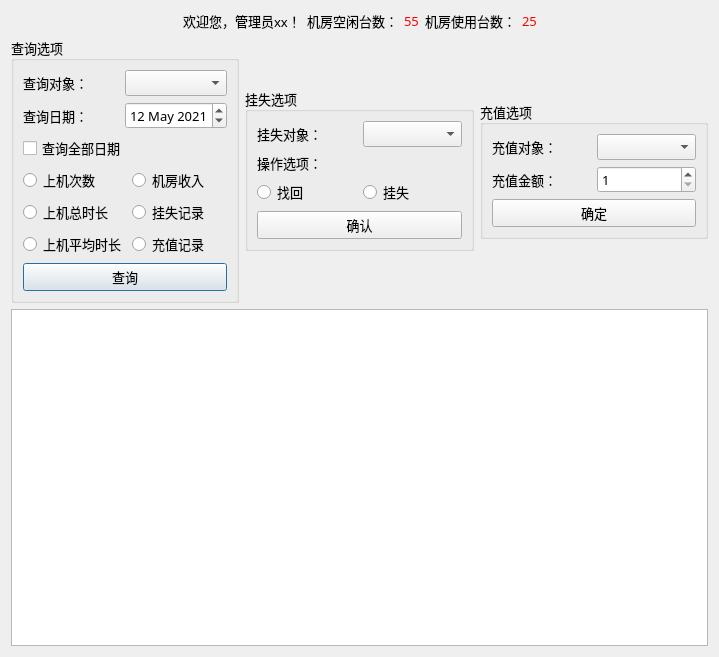
Old version of the form admindialog.ui in the repository luoboQAQ/ChargeManager.
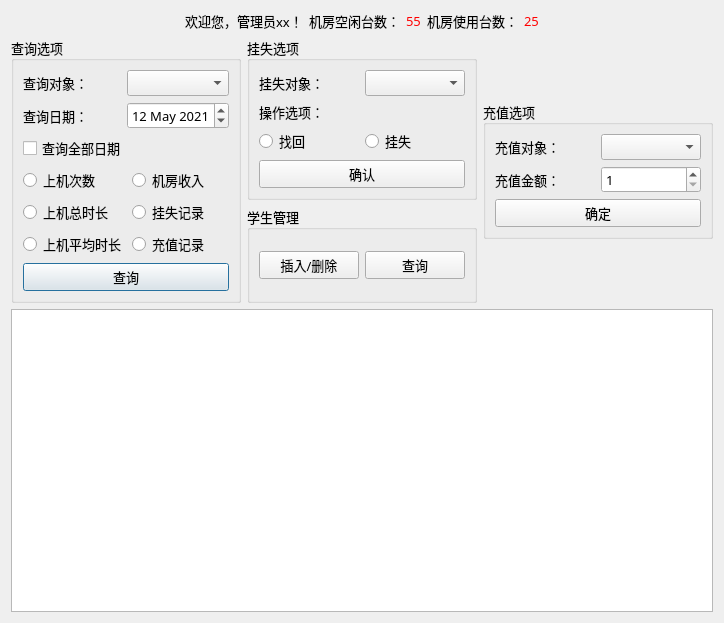
New version of the form.

Commit message: 🎨 重构查询函数  💄 新增用户查询界面

The edit to the form file:
```diff
--- a/admindialog.ui
+++ b/admindialog.ui
@@ -6,8 +6,8 @@
    <rect>
     <x>0</x>
     <y>0</y>
-    <width>719</width>
-    <height>657</height>
+    <width>724</width>
+    <height>623</height>
    </rect>
   </property>
   <property name="font">
@@ -23,7 +23,7 @@
    <item>
     <layout class="QHBoxLayout" name="horizontalLayout">
      <item>
-      <spacer name="horizontalSpacer">
+      <spacer name="horizontalSpacer_2">
        <property name="orientation">
         <enum>Qt::Horizontal</enum>
        </property>
@@ -83,7 +83,7 @@
       </widget>
      </item>
      <item>
-      <spacer name="horizontalSpacer_2">
+      <spacer name="horizontalSpacer">
        <property name="orientation">
         <enum>Qt::Horizontal</enum>
        </property>
@@ -98,8 +98,8 @@
     </layout>
    </item>
    <item>
-    <layout class="QHBoxLayout" name="horizontalLayout_2">
-     <item>
+    <layout class="QGridLayout" name="gridLayout_6">
+     <item row="0" column="0" rowspan="2">
       <widget class="QGroupBox" name="groupBox">
        <property name="title">
         <string>查询选项</string>
@@ -203,7 +203,7 @@
        </layout>
       </widget>
      </item>
-     <item>
+     <item row="0" column="1">
       <widget class="QGroupBox" name="groupBox_2">
        <property name="sizePolicy">
         <sizepolicy hsizetype="Preferred" vsizetype="Fixed">
@@ -264,7 +264,30 @@
        </layout>
       </widget>
      </item>
-     <item>
+     <item row="1" column="1">
+      <widget class="QGroupBox" name="groupBox_4">
+       <property name="title">
+        <string>学生管理</string>
+       </property>
+       <layout class="QHBoxLayout" name="horizontalLayout_2">
+        <item>
+         <widget class="QPushButton" name="m_addBtn">
+          <property name="text">
+           <string>插入/删除</string>
+          </property>
+         </widget>
+        </item>
+        <item>
+         <widget class="QPushButton" name="m_QueryBtn">
+          <property name="text">
+           <string>查询</string>
+          </property>
+         </widget>
+        </item>
+       </layout>
+      </widget>
+     </item>
+     <item row="0" column="2" rowspan="2">
       <widget class="QGroupBox" name="groupBox_3">
        <property name="sizePolicy">
         <sizepolicy hsizetype="Preferred" vsizetype="Fixed">
```
The commit also changes 6 other files.
